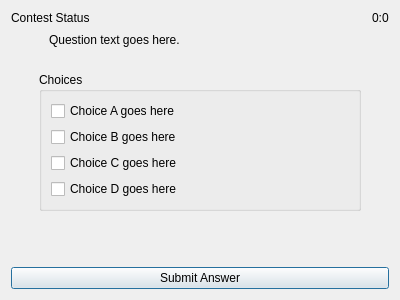
trigger-happy/Cerberus, file src/client/finalsChoice.ui: the form before one commit.
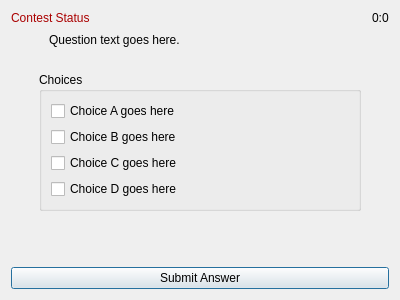
The form after the commit.

Commit message: Changed color of status labels in the finals ui

The edit to the form file:
```diff
--- a/src/client/finalsChoice.ui
+++ b/src/client/finalsChoice.ui
@@ -16,6 +16,43 @@
   <layout class="QGridLayout" name="gridLayout">
    <item row="0" column="0" colspan="2">
     <widget class="QLabel" name="status_lbl">
+     <property name="palette">
+      <palette>
+       <active>
+        <colorrole role="WindowText">
+         <brush brushstyle="SolidPattern">
+          <color alpha="255">
+           <red>170</red>
+           <green>0</green>
+           <blue>0</blue>
+          </color>
+         </brush>
+        </colorrole>
+       </active>
+       <inactive>
+        <colorrole role="WindowText">
+         <brush brushstyle="SolidPattern">
+          <color alpha="255">
+           <red>170</red>
+           <green>0</green>
+           <blue>0</blue>
+          </color>
+         </brush>
+        </colorrole>
+       </inactive>
+       <disabled>
+        <colorrole role="WindowText">
+         <brush brushstyle="SolidPattern">
+          <color alpha="255">
+           <red>120</red>
+           <green>120</green>
+           <blue>120</blue>
+          </color>
+         </brush>
+        </colorrole>
+       </disabled>
+      </palette>
+     </property>
      <property name="text">
       <string>Contest Status</string>
      </property>
```
The commit also changes 1 other file.
